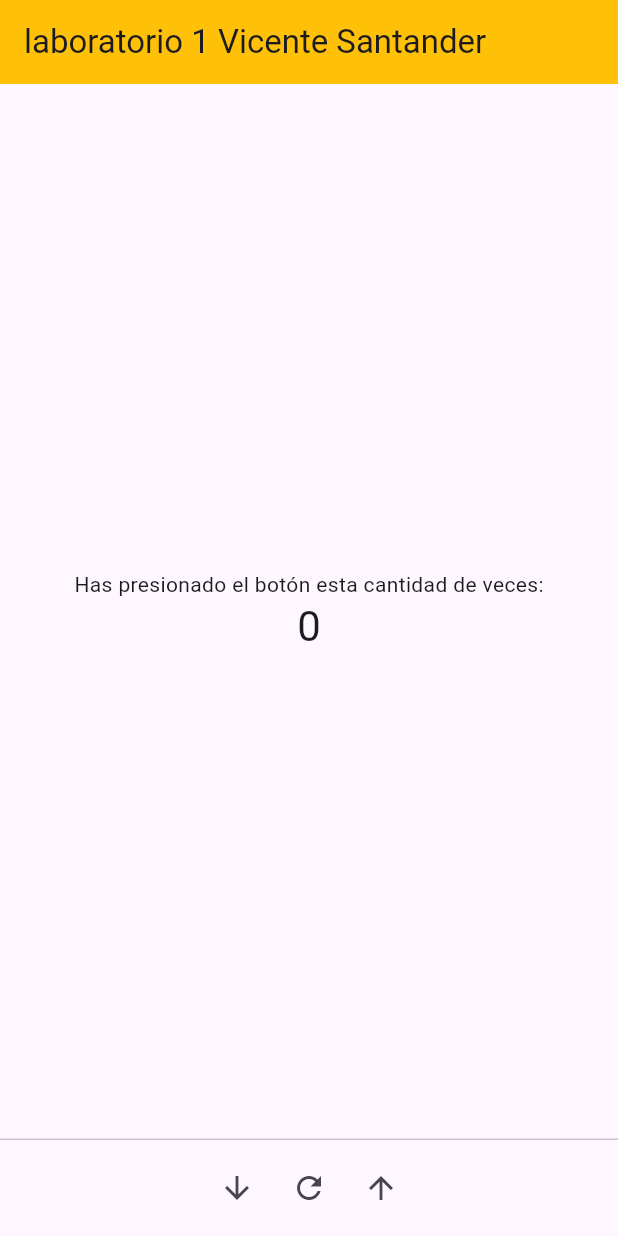
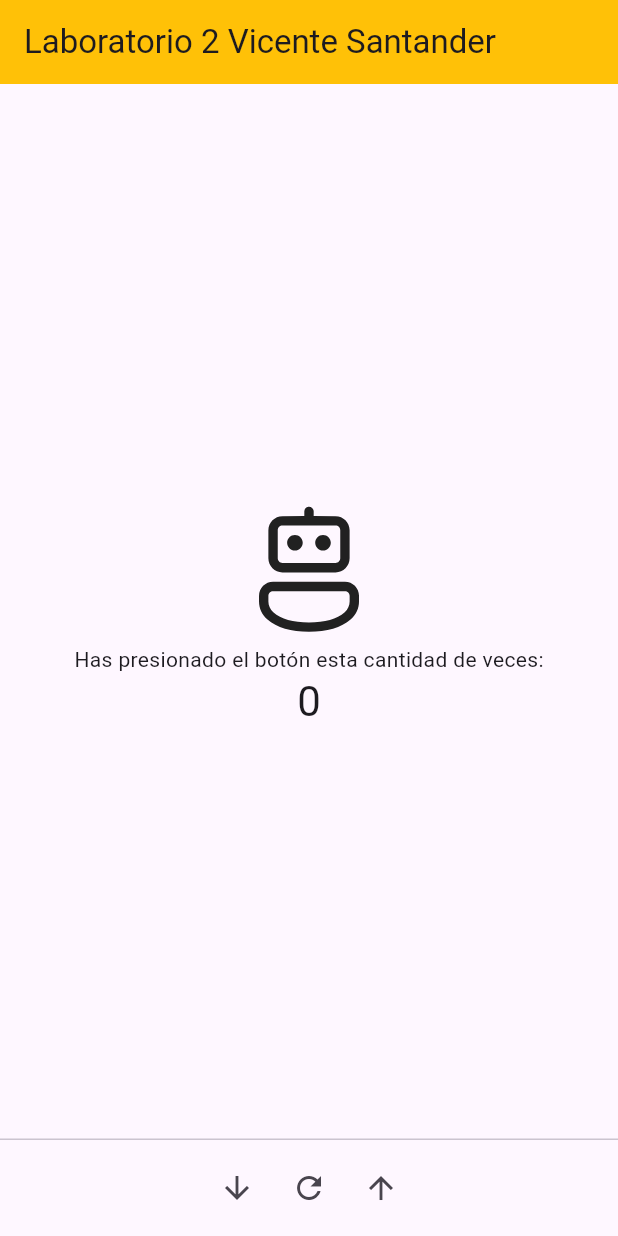
Before and after one commit to vicente-santander/3479A321_2022479029, a Flutter app: the screen it shows after launch, on a phone screen of 412 x 824 dp. Run offline on Flutter 3.47's test engine with Material 3 defaults, Android fonts, the phone set to English and light mode, and no system bars; our stand-ins replace flutter_svg; Roboto replaces fonts that are missing (CHOWFUN_).

Commit message:
primer cambio

```diff
--- a/lib/main.dart
+++ b/lib/main.dart
@@ -1,4 +1,5 @@
 import 'package:flutter/material.dart';
+import 'package:flutter_svg/flutter_svg.dart';
 
 void main() {
   runApp(const MyApp());
@@ -10,12 +11,13 @@ class MyApp extends StatelessWidget {
   @override
   Widget build(BuildContext context) {
     return MaterialApp(
-      title: 'Lab1 Vicente Santander',
+      title: 'Lab Vicente Santander',
       theme: ThemeData(
+        fontFamily: 'CHOWFUN_',
         colorScheme: ColorScheme.fromSeed(seedColor: Colors.deepPurple),
         useMaterial3: true,
       ),
-      home: const MyHomePage(title: 'laboratorio 1 Vicente Santander'),
+      home: const MyHomePage(title: 'Laboratorio 2 Vicente Santander'),
     );
   }
 }
@@ -84,6 +86,11 @@ class _MyHomePageState extends State<MyHomePage> {
         child: Column(
           mainAxisAlignment: MainAxisAlignment.center,
           children: <Widget>[
+            SvgPicture.asset(
+              'assets/icons/8674409_ic_fluent_bot_regular_icon.svg',
+              semanticsLabel: 'robot Logo',
+              width: 100,
+            ),
             const Text(
               'Has presionado el botón esta cantidad de veces:',
             ),
@@ -94,8 +101,7 @@ class _MyHomePageState extends State<MyHomePage> {
           ],
         ),
       ),
-      persistentFooterButtons:
-          _buildPersistentFooterButtons(), // Uso del método refactorizado
+      persistentFooterButtons: _buildPersistentFooterButtons(),
     );
   }
 }
```
Also changed, not shown: pubspec.yaml (+9 -6 lines), assets/Fonts/CHOWFUN_.TTF (added), assets/icons/8674409_ic_fluent_bot_regular_icon.svg (added), assets/icons/8674494_ic_fluent_branch_compare_regular_icon.svg (added), assets/icons/8674511_ic_fluent_chevron_up_regular_icon.svg (added), assets/icons/8674526_ic_fluent_chevron_down_regular_icon.svg (added), pubspec.lock.
